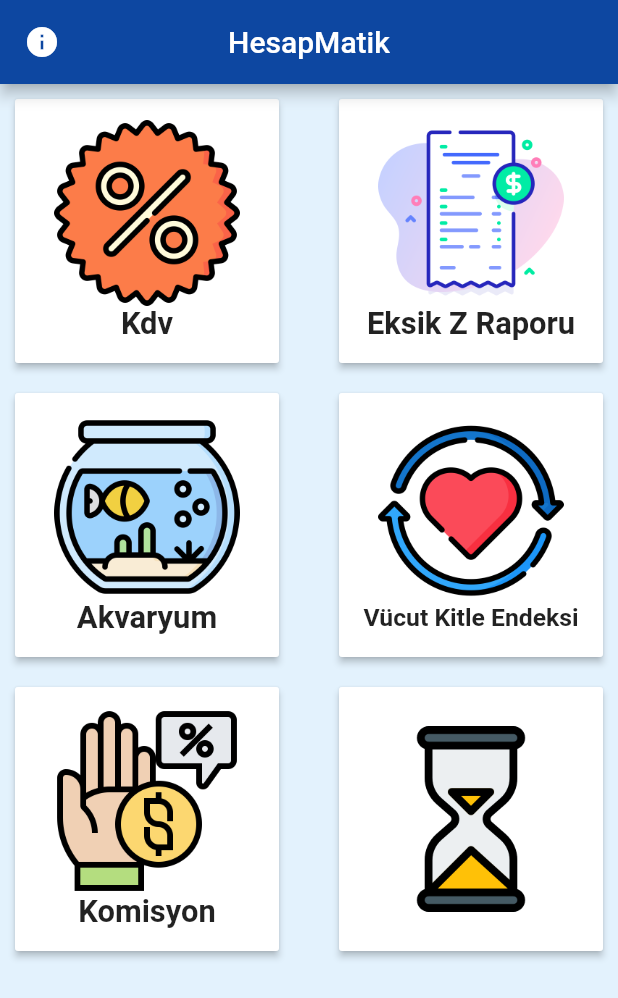
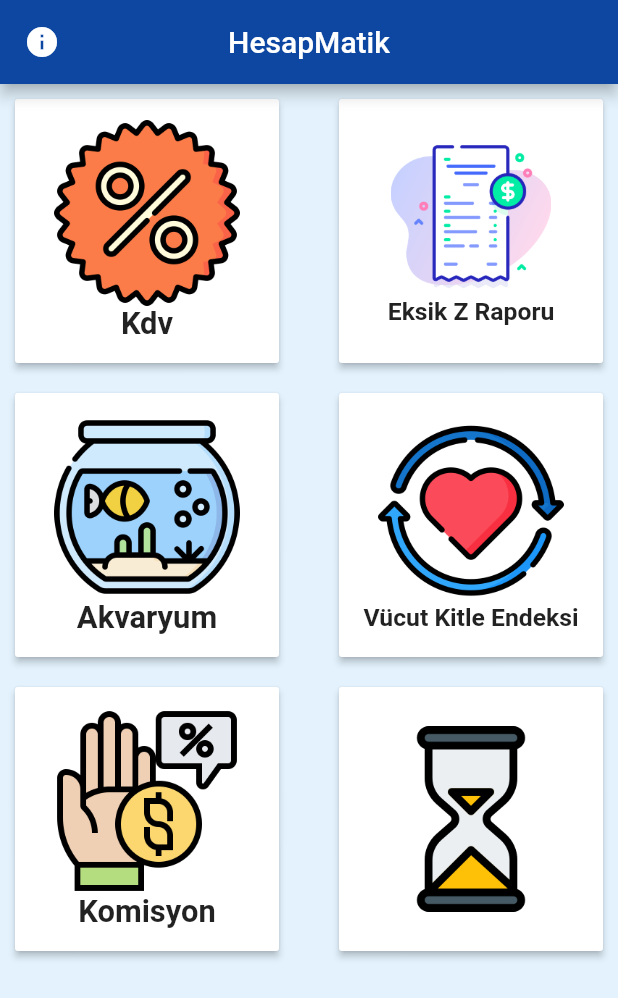
Before and after one commit to batuhansavas-yilmaz/topluhesaplayici, a Flutter app: the screen it shows after launch, on a phone screen of 412 x 824 dp. Shown: the top 998 px of the screen. Run offline on Flutter 3.47's test engine with Material 2 defaults, Android fonts, the phone set to English and light mode, and no system bars; our stand-ins replace device_preview, flutter_styled_toast; missing offline and left inert: firebase_admob; accounts and stored records are empty.

Commit message:
"hata düzenlemeleri."

```diff
--- a/lib/main.dart
+++ b/lib/main.dart
@@ -43,6 +43,7 @@ class MyApp extends StatelessWidget {
             title: "HesapMatik",
             debugShowCheckedModeBanner: false,
             home: HomePage(),
+
 
 
     );
@@ -147,12 +148,12 @@ class _HomePageState extends State<HomePage> {
           GorevButonlari(
             image: Image.asset(
               "assets/zraporu.png",
-              height: SizeConfig.blockSizeVertical * 15,
-              width: SizeConfig.blockSizeHorizontal * 45,
+              height: SizeConfig.blockSizeVertical * 13,
+              width: SizeConfig.blockSizeHorizontal * 42,
             ),
             text: Text(
               "Eksik Z Raporu",
-              style: TextStyle(fontSize: SizeConfig.blockSizeHorizontal * 5,fontWeight: FontWeight.bold),
+              style: TextStyle(fontSize: SizeConfig.blockSizeHorizontal * 4,fontWeight: FontWeight.bold),
               textAlign: TextAlign.center,
             ),
             navigator: () {
```
Lines whose indentation alone changed are shown as unchanged.
